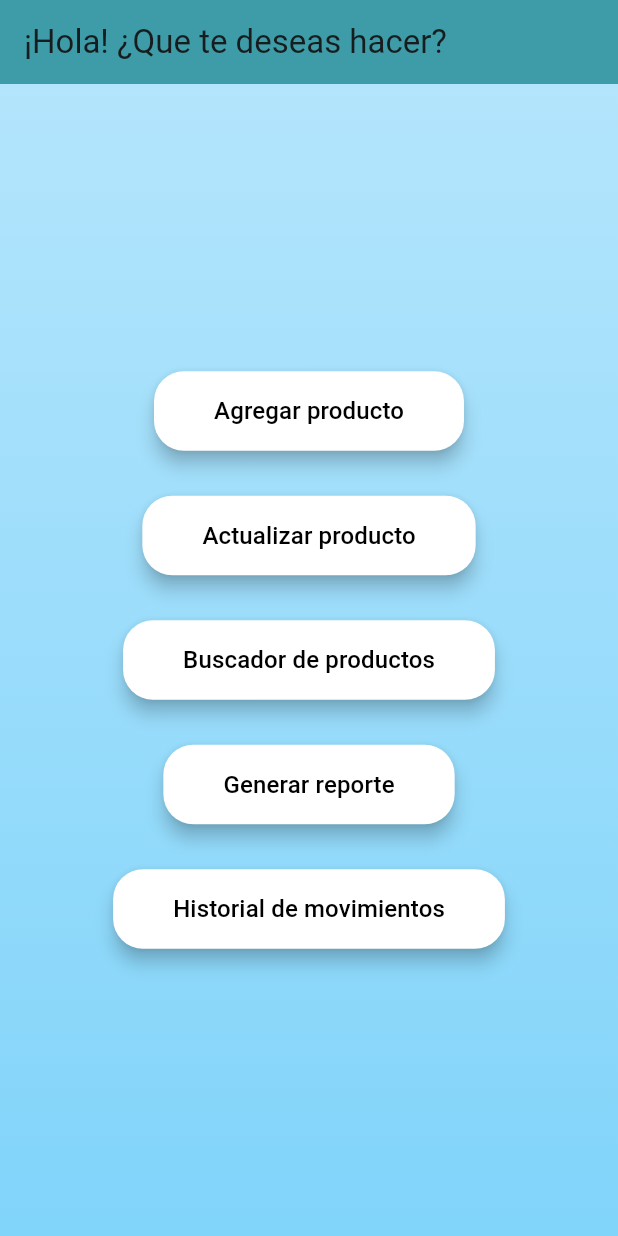
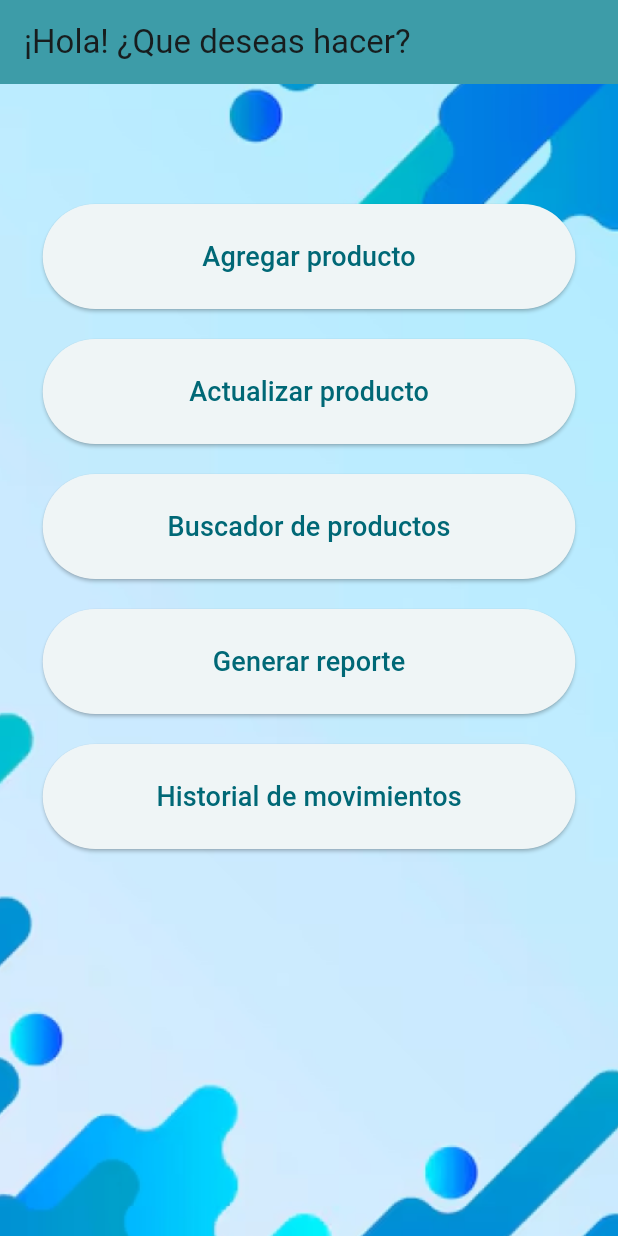
Before and after one commit to Arclust/SIcomercializadoraJA, a Flutter app: the screen it shows after launch, on a phone screen of 412 x 824 dp. Run offline on Flutter 3.47's test engine with Material 3 defaults, Android fonts, the phone set to English and light mode, and no system bars; our stand-ins replace csv, dio, qr_flutter; missing offline and left inert: qr_code_scanner_plus.

Commit message:
cambios fondos
a

```diff
--- a/flutter_app/lib/main.dart
+++ b/flutter_app/lib/main.dart
@@ -267,59 +267,113 @@ class _MyHomePageState extends State<MyHomePage> {
     return Scaffold(
       appBar: AppBar(
         backgroundColor: Color(0xFF3D9CA8), // Color similar al de la barra superior en la imagen
-        title: const Text('¡Hola! ¿Que te deseas hacer?'),
+        title: const Text('¡Hola! ¿Que deseas hacer?'),
       ),
       body: Container(
         decoration: BoxDecoration(
-          gradient: LinearGradient(
-            colors: [
-              Color(0xFFB3E5FC),
-              Color(0xFF81D4FA),
-            ],
-            begin: Alignment.topCenter,
-            end: Alignment.bottomCenter,
+          image: DecorationImage(
+            image: AssetImage('assets/images/fondo.png'), // Asegúrate de que la imagen esté en la ruta correcta
+            fit: BoxFit.cover, // Ajusta la imagen para cubrir toda la pantalla
           ),
+
         ),
         child: Center(
           child: Column(
-            mainAxisAlignment: MainAxisAlignment.center,
+            mainAxisAlignment: MainAxisAlignment.start, // Alinea al inicio del centro
             children: [
-              _buildMenuButton("Agregar producto", () {
+              SizedBox(height: 80), // Espacio en la parte superior
+              SizedBox(
+                width: 355,
+                height: 70,
+                child: ElevatedButton(
+                  onPressed: () {
                     Navigator.push(
                       context,
                       MaterialPageRoute(builder: (context) => const AddProductScreen()),
                     );
-              }),
-              _buildMenuButton("Actualizar producto", () {
+                  },
+                  child: Text(
+                    "Agregar producto",
+                    style: TextStyle(fontSize: 18),
+                  ),
+                ),
+              ),
+              SizedBox(height: 20), // Espacio entre los botones
+              SizedBox(
+                width: 355,
+                height: 70,
+                child: ElevatedButton(
+                  onPressed: () {
                     Navigator.push(
                       context,
                       MaterialPageRoute(builder: (context) => const ScanQRScreen()),
                     );
-              }),
-              _buildMenuButton("Buscador de productos", () {
+                  },
+                  child: Text(
+                    "Actualizar producto",
+                    style: TextStyle(fontSize: 18),
+                  ),
+                ),
+              ),
+              SizedBox(height: 20), // Espacio entre los botones
+              SizedBox(
+                width: 355,
+                height: 70,
+                child: ElevatedButton(
+                  onPressed: () {
                     Navigator.push(
                       context,
                       MaterialPageRoute(builder: (context) => const SearchScreen()),
                     );
-              }),
-              _buildMenuButton("Generar reporte", () {
+                  },
+                  child: Text(
+                    "Buscador de productos",
+                    style: TextStyle(fontSize: 18),
+                  ),
+                ),
+              ),
+              SizedBox(height: 20), // Espacio entre los botones
+              SizedBox(
+                width: 355,
+                height: 70,
+                child: ElevatedButton(
+                  onPressed: () {
                     Navigator.push(
                       context,
                       MaterialPageRoute(builder: (context) => const ReportScreen()),
                     );
-              }),
-              _buildMenuButton("Historial de movimientos", () {
+                  },
+                  child: Text(
+                    "Generar reporte",
+                    style: TextStyle(fontSize: 18),
+                  ),
+                ),
+              ),
+              SizedBox(height: 20), // Espacio entre los botones
+              SizedBox(
+                width: 355,
+                height: 70,
+                child: ElevatedButton(
+                  onPressed: () {
                     Navigator.push(
                       context,
                       MaterialPageRoute(builder: (context) => MovementsScreen()),
                     );
-              }),
+                  },
+                  child: Text(
+                    "Historial de movimientos",
+                    style: TextStyle(fontSize: 18),
+                  ),
+                ),
+              ),
             ],
           ),
         ),
       ),
     );
   }
+}
+
 
   Widget _buildMenuButton(String text, VoidCallback onPressed) {
     return Padding(
@@ -342,7 +396,7 @@ class _MyHomePageState extends State<MyHomePage> {
       ),
     );
   }
-}
+
 
 //PANTALLA PRINCIPAL
 
--- a/flutter_app/pubspec.yaml
+++ b/flutter_app/pubspec.yaml
@@ -69,7 +69,7 @@ flutter:
   assets:
     - assets/Inventario.csv
     - assets/images/placeholder.png
-
+    - assets/images/fondo.png
   # An image asset can refer to one or more resolution-specific "variants", see
   # https://flutter.dev/to/resolution-aware-images
 
```
Also changed, not shown: flutter_app/assets/images/fondo.png (added). Lines whose indentation alone changed are shown as unchanged.
